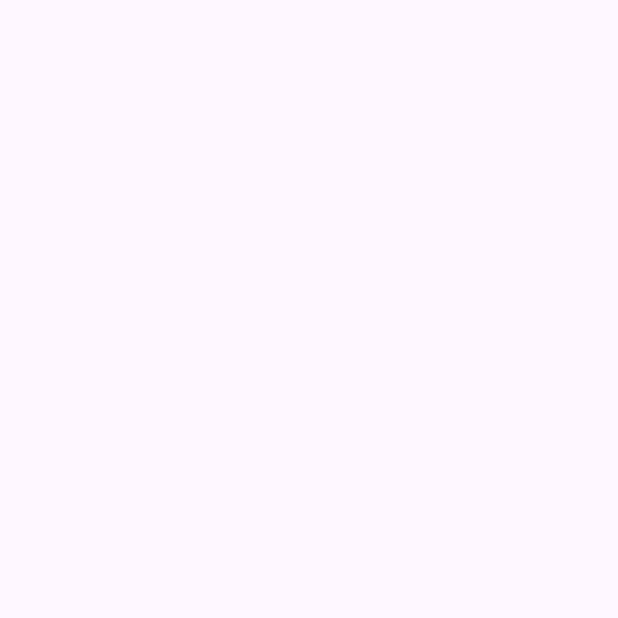
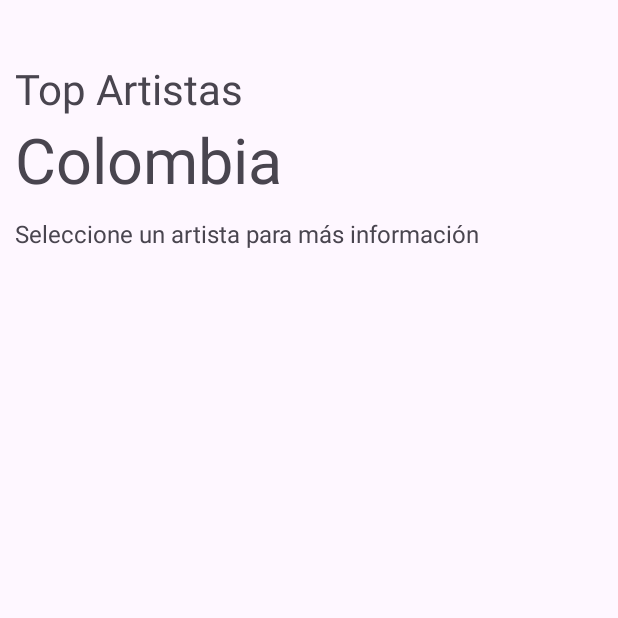
Before and after one commit to DaniloSanguinoP/LastFmApp, an Android app: the ArtistsActivity screen opened directly, with no data from a screen before it, on a phone screen of 412 x 824 dp, the top half of it. Before the commit the part shown is empty. Run offline under Robolectric (Android 15) with nearby library versions, the phone set to English and light mode, and no system bars.

Commit message:
MVVM, Recyclerview y ViewBinding.
- Se implementa viewBinding, dataBinding, viewModel, livedata, retrofit, converterGson, glide a las dependencias del proyecto.

- Se crea fragmento para visualizar a los artistas con su recyclearView con su respectivo adapter y su respectivo viewModel.

- Se crea el caso de uso ArtistsInteractor que realiza el consumo de API last.fm.

- Se añade la clase AppConstant, los modelos Artists y TopArtistsResponse.

Versión funcional de la aplicación.

```diff
--- a/app/src/main/AndroidManifest.xml
+++ b/app/src/main/AndroidManifest.xml
@@ -20,7 +20,7 @@
             android:name=".ui.view.ArtistsActivity"
             android:exported="false" />
         <activity
-            android:name=".ui.SplashScreen"
+            android:name=".ui.view.SplashScreen"
             android:exported="true">
             <intent-filter>
                 <action android:name="android.intent.action.MAIN" />
--- /dev/null
+++ b/app/src/main/java/com/example/lastfmapp/data/interactors/ArtistsInteractor.java
@@ -0,0 +1,69 @@
+package com.example.lastfmapp.data.interactors;
+
+import static com.example.lastfmapp.constants.AppConstant.API_KEY;
+import static com.example.lastfmapp.constants.AppConstant.BASE_URL;
+import static com.example.lastfmapp.constants.AppConstant.LIMIT;
+import static com.example.lastfmapp.constants.AppConstant.LOCATION;
+
+import android.util.Log;
+
+import androidx.lifecycle.MutableLiveData;
+
+import com.example.lastfmapp.data.model.Artists;
+import com.example.lastfmapp.data.model.TopArtistsResponse;
+import com.example.lastfmapp.retrofit.ApiRequest;
+
+import java.util.ArrayList;
+
+import retrofit2.Call;
+import retrofit2.Callback;
+import retrofit2.Response;
+import retrofit2.Retrofit;
+import retrofit2.converter.gson.GsonConverterFactory;
+
+public class ArtistsInteractor {
+
+    public ArtistsInteractor() {
+
+    }
+
+    //Obtener artistas
+    public MutableLiveData<ArrayList<Artists>> getTopArtists() {
+
+        MutableLiveData<ArrayList<Artists>> artistsData = new MutableLiveData<>();
+
+        try {
+
+            Retrofit retrofit = new Retrofit.Builder()
+                    .baseUrl(BASE_URL)
+                    .addConverterFactory(GsonConverterFactory.create())
+                    .build();
+
+            ApiRequest apiRequest = retrofit.create(ApiRequest.class);
+            Call<TopArtistsResponse> artistisRequestCall = apiRequest.getArtists(LOCATION, API_KEY, LIMIT);
+
+            artistisRequestCall.enqueue(new Callback<TopArtistsResponse>() {
+                @Override
+                public void onResponse(Call<TopArtistsResponse> call, Response<TopArtistsResponse> response) {
+                    if (response.isSuccessful() && response.body() != null) {
+
+                        artistsData.setValue(response.body().getTopartists().getArtist());
+
+                    } else {
+                        Log.e("ERROR", "onResponse: " + response.errorBody());
+                    }
+
+                }
+
+                @Override
+                public void onFailure(Call<TopArtistsResponse> call, Throwable t) {
+                    Log.e("ERROR", "onFailure: " + t);
+                }
+            });
+
+        } catch (Exception e) {
+            Log.e("ERROR", "Exception: " + e);
+        }
+        return artistsData;
+    }
+}
--- /dev/null
+++ b/app/src/main/java/com/example/lastfmapp/retrofit/ApiRequest.java
@@ -0,0 +1,20 @@
+package com.example.lastfmapp.retrofit;
+
+import com.example.lastfmapp.data.model.Artists;
+import com.example.lastfmapp.data.model.TopArtistsResponse;
+
+import java.util.ArrayList;
+
+import retrofit2.Call;
+import retrofit2.http.GET;
+import retrofit2.http.Query;
+
+public interface ApiRequest {
+
+    @GET("?method=geo.gettopartists&format=json")
+    Call<TopArtistsResponse> getArtists(
+            @Query("country") String country,
+            @Query("api_key") String apiKey,
+            @Query("limit") int limit
+    );
+}
--- a/app/src/main/java/com/example/lastfmapp/ui/view/ArtistsActivity.java
+++ b/app/src/main/java/com/example/lastfmapp/ui/view/ArtistsActivity.java
@@ -4,19 +4,29 @@ import android.os.Bundle;
 
 import androidx.activity.EdgeToEdge;
 import androidx.appcompat.app.AppCompatActivity;
-import androidx.core.graphics.Insets;
-import androidx.core.view.ViewCompat;
-import androidx.core.view.WindowInsetsCompat;
+import androidx.fragment.app.Fragment;
+import androidx.fragment.app.FragmentTransaction;
 
 import com.example.lastfmapp.R;
+import com.example.lastfmapp.databinding.ActivityArtistsBinding;
 
 public class ArtistsActivity extends AppCompatActivity {
+
+    private ActivityArtistsBinding binding;
+    FragmentTransaction transaction;
+    Fragment artistsFragment;
 
     @Override
     protected void onCreate(Bundle savedInstanceState) {
         super.onCreate(savedInstanceState);
         EdgeToEdge.enable(this);
-        setContentView(R.layout.activity_artists);
+        binding = ActivityArtistsBinding.inflate(getLayoutInflater());
+        setContentView(binding.getRoot());
+
+        if (savedInstanceState == null) {
+            artistsFragment = new ArtistsFragment();
+            getSupportFragmentManager().beginTransaction().add(R.id.artistsFragment, artistsFragment).commit();
+        }
 
     }
 }
--- /dev/null
+++ b/app/src/main/java/com/example/lastfmapp/ui/view/ArtistsFragment.java
@@ -0,0 +1,70 @@
+package com.example.lastfmapp.ui.view;
+
+import androidx.lifecycle.Observer;
+import androidx.lifecycle.ViewModelProvider;
+
+import android.os.Bundle;
+
+import androidx.annotation.NonNull;
+import androidx.annotation.Nullable;
+import androidx.fragment.app.Fragment;
+import androidx.recyclerview.widget.LinearLayoutManager;
+import androidx.recyclerview.widget.RecyclerView;
+
+import android.view.LayoutInflater;
+import android.view.View;
+import android.view.ViewGroup;
+
+import com.example.lastfmapp.adapter.ArtistsAdapter;
+import com.example.lastfmapp.data.model.Artists;
+import com.example.lastfmapp.databinding.FragmentArtistsBinding;
+
+import java.util.ArrayList;
+
+public class ArtistsFragment extends Fragment {
+
+    private ArtistsViewModel artistsViewModel;
+    private RecyclerView recyclerView;
+    private ArtistsAdapter artistsAdapter;
+    private FragmentArtistsBinding binding;
+
+    public static ArtistsFragment newInstance() {
+        return new ArtistsFragment();
+    }
+
+    @Override
+    public View onCreateView(@NonNull LayoutInflater inflater, @Nullable ViewGroup container,
+                             @Nullable Bundle savedInstanceState) {
+        binding = FragmentArtistsBinding.inflate(inflater, container, false);
+        return binding.getRoot();
+    }
+
+    @Override
+    public void onViewCreated(@NonNull View view, @Nullable Bundle savedInstanceState) {
+        super.onViewCreated(view, savedInstanceState);
+
+        artistsViewModel = new ViewModelProvider(this).get(ArtistsViewModel.class);
+        binding.recyclerViewArtists.setLayoutManager(new LinearLayoutManager(getContext()));
+
+        searchArtists();
+    }
+
+    private void searchArtists() {
+
+        artistsViewModel.getTopArtists().observe(getViewLifecycleOwner(), new Observer<ArrayList<Artists>>() {
+            @Override
+            public void onChanged(ArrayList<Artists> artists) {
+                if(artists != null) {
+                    artistsAdapter = new ArtistsAdapter(artists);
+                    binding.recyclerViewArtists.setAdapter(artistsAdapter);
+                }
+            }
+        });
+    }
+
+    @Override
+    public void onDestroyView() {
+        super.onDestroyView();
+        binding = null;
+    }
+}
--- /dev/null
+++ b/app/src/main/java/com/example/lastfmapp/ui/view/ArtistsViewModel.java
@@ -0,0 +1,28 @@
+package com.example.lastfmapp.ui.view;
+
+import androidx.lifecycle.LiveData;
+import androidx.lifecycle.MutableLiveData;
+import androidx.lifecycle.ViewModel;
+
+import com.example.lastfmapp.data.interactors.ArtistsInteractor;
+import com.example.lastfmapp.data.model.Artists;
+
+import java.util.ArrayList;
+
+public class ArtistsViewModel extends ViewModel {
+
+    private MutableLiveData<ArrayList<Artists>> artists;
+    private ArtistsInteractor artistsInteractor;
+
+    public ArtistsViewModel() {
+        artistsInteractor = new ArtistsInteractor();
+    }
+
+    public LiveData<ArrayList<Artists>> getTopArtists() {
+        if (artists == null) {
+            artists = artistsInteractor.getTopArtists();
+        }
+        return artists;
+    }
+
+}
--- a/app/src/main/res/layout/activity_artists.xml
+++ b/app/src/main/res/layout/activity_artists.xml
@@ -7,4 +7,14 @@
     android:layout_height="match_parent"
     tools:context=".ui.view.ArtistsActivity">
 
+    <FrameLayout
+        android:id="@+id/artistsFragment"
+        android:layout_width="0dp"
+        android:layout_height="0dp"
+        app:layout_constraintBottom_toBottomOf="parent"
+        app:layout_constraintEnd_toEndOf="parent"
+        app:layout_constraintStart_toStartOf="parent"
+        app:layout_constraintTop_toTopOf="parent"
+        />
+
 </androidx.constraintlayout.widget.ConstraintLayout>
--- /dev/null
+++ b/app/src/main/res/layout/fragment_artists.xml
@@ -0,0 +1,43 @@
+<?xml version="1.0" encoding="utf-8"?>
+<LinearLayout xmlns:android="http://schemas.android.com/apk/res/android"
+    xmlns:tools="http://schemas.android.com/tools"
+    android:layout_width="match_parent"
+    android:layout_height="match_parent"
+    android:orientation="vertical"
+    tools:context=".ui.view.ArtistsFragment">
+
+    <TextView
+        android:id="@+id/title_first"
+        android:layout_width="match_parent"
+        android:layout_height="wrap_content"
+        android:layout_marginTop="40dp"
+        android:layout_marginStart="10dp"
+        android:text="@string/title_artist_first"
+        android:textSize="28sp"/>
+
+    <TextView
+        android:id="@+id/title_second"
+        android:layout_width="match_parent"
+        android:layout_height="wrap_content"
+        android:layout_marginStart="10dp"
+        android:text="@string/title_artist_second"
+        android:textSize="42sp"
+        android:textStyle=""/>
+
+    <TextView
+        android:id="@+id/message_info"
+        android:layout_width="match_parent"
+        android:layout_height="wrap_content"
+        android:layout_marginTop="10dp"
+        android:layout_marginStart="10dp"
+        android:text="@string/text_info"
+        android:textSize="16sp"
+        android:textStyle=""/>
+
+    <androidx.recyclerview.widget.RecyclerView
+        android:id="@+id/recycler_view_artists"
+        android:layout_width="match_parent"
+        android:layout_height="wrap_content"
+        android:layout_marginTop="20sp"/>
+
+</LinearLayout>
--- a/app/src/main/res/layout/splash_screen.xml
+++ b/app/src/main/res/layout/splash_screen.xml
@@ -6,7 +6,7 @@
     android:layout_width="match_parent"
     android:layout_height="match_parent"
     android:background="@color/coal"
-    tools:context=".ui.SplashScreen">
+    tools:context=".ui.view.SplashScreen">
 
     <com.airbnb.lottie.LottieAnimationView
         android:id="@+id/animationView"
--- a/app/src/main/res/values/colors.xml
+++ b/app/src/main/res/values/colors.xml
@@ -3,4 +3,6 @@
     <color name="black">#FF000000</color>
     <color name="white">#FFFFFFFF</color>
     <color name="coal">#191919</color>
+    <color name="teal_700">#737A7A</color>
+    <color name="card_view_translucent_grey">#80B0B0B0</color>
 </resources>
--- a/app/src/main/res/values/strings.xml
+++ b/app/src/main/res/values/strings.xml
@@ -1,3 +1,10 @@
 <resources>
     <string name="app_name">LastFmApp</string>
+    <string name="artist_name">Nombre del artista</string>
+    <string name="artist_number">#</string>
+    <string name="artist_listeners">Oyentes: </string>
+    <string name="artist_listeners_number">0000000 </string>
+    <string name="title_artist_first">Top Artistas</string>
+    <string name="title_artist_second">Colombia</string>
+    <string name="text_info">Seleccione un artista para más información</string>
 </resources>
```
Also changed, not shown: app/build.gradle (+14 -0 lines), app/src/main/java/com/example/lastfmapp/adapter/ArtistsAdapter.java (added, +59 -0 lines), app/src/main/java/com/example/lastfmapp/constants/AppConstant.java (added, +9 -0 lines), app/src/main/java/com/example/lastfmapp/data/model/Artists.java (added, +44 -0 lines), app/src/main/java/com/example/lastfmapp/data/model/TopArtistsResponse.java (added, +89 -0 lines), app/src/main/java/com/example/lastfmapp/ui/view/SplashScreen.java (renamed from app/src/main/java/com/example/lastfmapp/ui/SplashScreen.java, +6 -3 lines), app/src/main/res/layout/artists_row.xml (added, +61 -0 lines), gradle/libs.versions.toml (+17 -1 lines).
